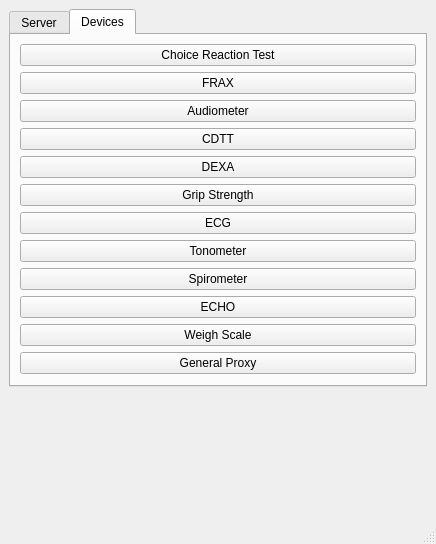
CLSA/cypress, file dcs/client/ui/main_window.ui: the form before one commit.
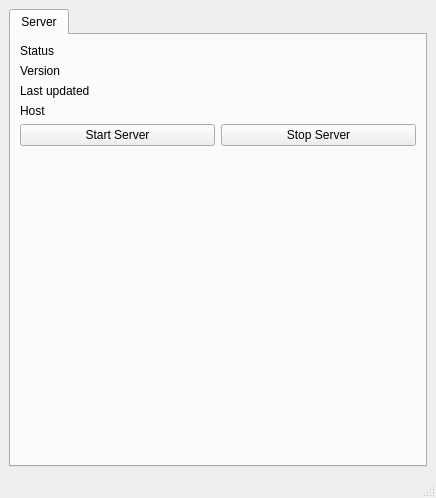
The form after the commit. The open tabs and pages were chosen to show the change.

Commit message: general proxy rc1

The edit to the form file:
```diff
--- a/dcs/client/ui/main_window.ui
+++ b/dcs/client/ui/main_window.ui
@@ -7,7 +7,7 @@
     <x>0</x>
     <y>0</y>
     <width>436</width>
-    <height>544</height>
+    <height>498</height>
    </rect>
   </property>
   <property name="sizePolicy">
@@ -152,11 +152,22 @@
          </layout>
         </item>
         <item>
-         <widget class="QPushButton" name="restartCypress">
-          <property name="text">
-           <string>Restart</string>
-          </property>
-         </widget>
+         <layout class="QHBoxLayout" name="horizontalLayout_5">
+          <item>
+           <widget class="QPushButton" name="startCypress">
+            <property name="text">
+             <string>Start Server</string>
+            </property>
+           </widget>
+          </item>
+          <item>
+           <widget class="QPushButton" name="stopCypress">
+            <property name="text">
+             <string>Stop Server</string>
+            </property>
+           </widget>
+          </item>
+         </layout>
         </item>
         <item>
          <spacer name="verticalSpacer">
@@ -173,112 +184,8 @@
         </item>
        </layout>
       </widget>
-      <widget class="QWidget" name="tab_2">
-       <attribute name="title">
-        <string>Devices</string>
-       </attribute>
-       <layout class="QVBoxLayout" name="verticalLayout_4">
-        <item>
-         <widget class="QPushButton" name="launchCRT">
-          <property name="text">
-           <string>Choice Reaction Test</string>
-          </property>
-         </widget>
-        </item>
-        <item>
-         <widget class="QPushButton" name="launchFRAX">
-          <property name="text">
-           <string>FRAX</string>
-          </property>
-         </widget>
-        </item>
-        <item>
-         <widget class="QPushButton" name="launchAudiometer">
-          <property name="text">
-           <string>Audiometer</string>
-          </property>
-         </widget>
-        </item>
-        <item>
-         <widget class="QPushButton" name="launchCDTT">
-          <property name="text">
-           <string>CDTT</string>
-          </property>
-         </widget>
-        </item>
-        <item>
-         <widget class="QPushButton" name="launchDEXA">
-          <property name="text">
-           <string>DEXA</string>
-          </property>
-         </widget>
-        </item>
-        <item>
-         <widget class="QPushButton" name="launchGripStrength">
-          <property name="text">
-           <string>Grip Strength</string>
-          </property>
-         </widget>
-        </item>
-        <item>
-         <widget class="QPushButton" name="launchECG">
-          <property name="text">
-           <string>ECG</string>
-          </property>
-         </widget>
-        </item>
-        <item>
-         <widget class="QPushButton" name="launchTonometer">
-          <property name="text">
-           <string>Tonometer</string>
-          </property>
-         </widget>
-        </item>
-        <item>
-         <widget class="QPushButton" name="launchSpirometer">
-          <property name="text">
-           <string>Spirometer</string>
-          </property>
-         </widget>
-        </item>
-        <item>
-         <widget class="QPushButton" name="launchECHO">
-          <property name="text">
-           <string>ECHO</string>
-          </property>
-         </widget>
-        </item>
-        <item>
-         <widget class="QPushButton" name="launchWeighScale">
-          <property name="text">
-           <string>Weigh Scale</string>
-          </property>
-         </widget>
-        </item>
-        <item>
-         <widget class="QPushButton" name="launchGeneralProxy">
-          <property name="text">
-           <string>General Proxy</string>
-          </property>
-         </widget>
-        </item>
-       </layout>
-      </widget>
      </widget>
     </item>
-    <item>
-     <spacer name="verticalSpacer_3">
-      <property name="orientation">
-       <enum>Qt::Orientation::Vertical</enum>
-      </property>
-      <property name="sizeHint" stdset="0">
-       <size>
-        <width>20</width>
-        <height>40</height>
-       </size>
-      </property>
-     </spacer>
-    </item>
    </layout>
   </widget>
   <widget class="QMenuBar" name="menubar">
```
The commit also changes 9 other files.
